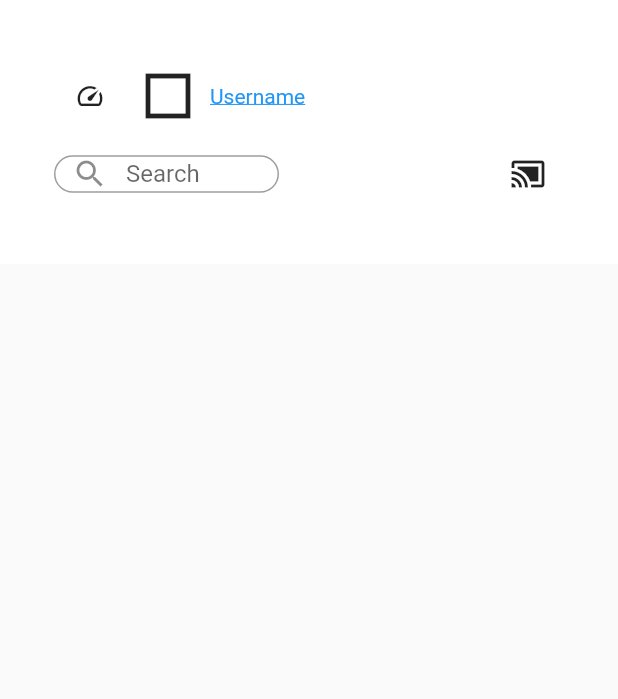
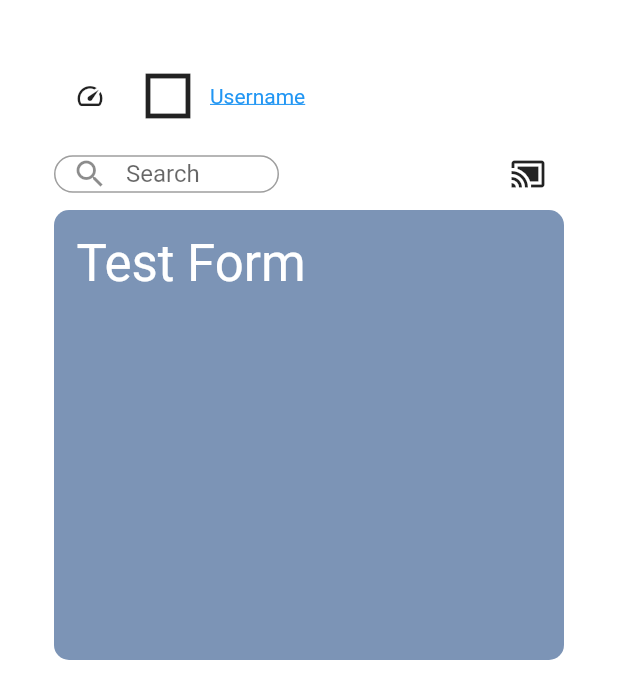
Before and after one commit to owenhu99/jam-app, a Flutter app: the MySearchPage screen opened directly, on a phone screen of 412 x 824 dp. Shown: the top 699 px of the screen. Run offline on Flutter 3.47's test engine with Material 2 defaults, Android fonts, the phone set to English and light mode, and no system bars.

Commit message:
issue 0003: added a test form for reference

```diff
--- a/lib/search-page.dart
+++ b/lib/search-page.dart
@@ -76,6 +76,21 @@ class _MySearchPageState extends State<MySearchPage> {
           borderRadius: BorderRadius.all(Radius.circular(25.0)))),
       );
 
+  final textBoxTemp = Container(
+    padding: const EdgeInsets.all(15.0),
+    alignment: Alignment.topLeft,
+    child: Text('Test Form',
+      style: Theme.of(context)
+        .textTheme
+        .display1
+        .copyWith(color: Colors.white)),
+    decoration: BoxDecoration(
+      borderRadius: BorderRadius.all(Radius.circular(10.0)),
+      color: const Color(0xff7c94b6),
+    ),
+    height: 300,
+  );
+
       return Scaffold( // this scaffold is where all the components are written onto the screen
       body: SingleChildScrollView(
       child: Center(
@@ -105,6 +120,7 @@ class _MySearchPageState extends State<MySearchPage> {
                     SizedBox(width: 15.0),
                     addIcon,
                 ]),
+                textBoxTemp,
               ],
             ),
           ),
```
